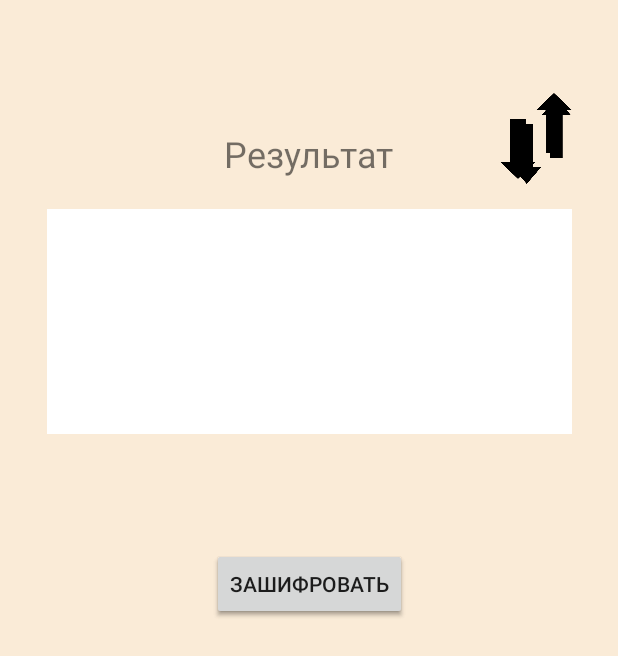
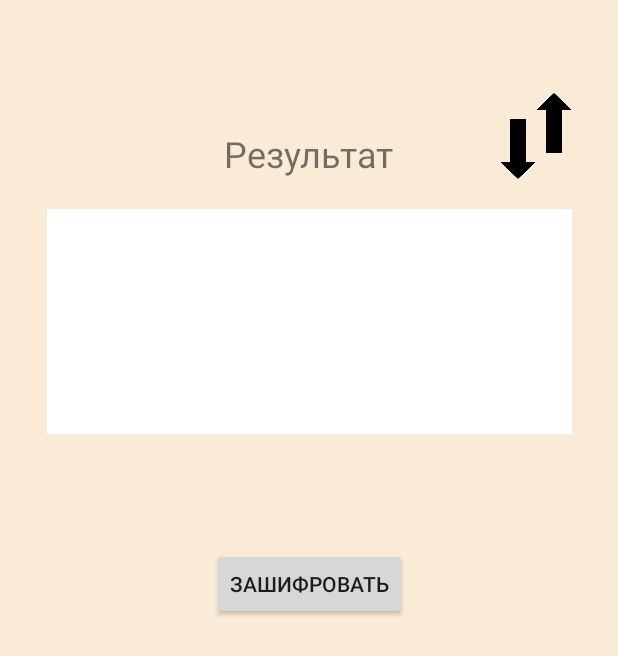
Before and after one commit to TheIzvorg/Encode, an Android app: the EncodeActivity screen opened directly, with no data from a screen before it, on a phone screen of 412 x 824 dp. Shown: the part 440-1096 px from the top of the screen. Run offline under Robolectric (Android 15) with nearby library versions, the light colour scheme and no system bars.

Commit message:
Исправил некоторые неточности

```diff
--- a/app/src/main/java/com/example/encode_isp95vb_rubanov/LogoActivity.java
+++ b/app/src/main/java/com/example/encode_isp95vb_rubanov/LogoActivity.java
@@ -23,18 +23,19 @@ public class LogoActivity extends AppCompatActivity {
         imageView = findViewById(R.id.imageView);
         imageView2 = findViewById(R.id.imageView2);
 
-        Animation animation = AnimationUtils.loadAnimation(LogoActivity.this, R.anim.rotate);
+        Animation animation = AnimationUtils.loadAnimation(this, R.anim.rotate);
         imageView.startAnimation(animation);
-        animation = AnimationUtils.loadAnimation(LogoActivity.this, R.anim.alpha_rotated);
+
+        animation = AnimationUtils.loadAnimation(this, R.anim.alpha_rotated);
         imageView2.startAnimation(animation);
+
         Thread thread = new Thread(){
             public void run(){
                 try {
                     TimeUnit.SECONDS.sleep(5);
                     Intent intent = new Intent(LogoActivity.this, MainActivity.class);
                     startActivity(intent);
-                }
-                catch (Exception e) {
+                } catch (Exception e) {
                     e.printStackTrace();
                 }
             }
--- a/app/src/main/java/com/example/encode_isp95vb_rubanov/MainActivity.java
+++ b/app/src/main/java/com/example/encode_isp95vb_rubanov/MainActivity.java
@@ -32,11 +32,11 @@ public class MainActivity extends AppCompatActivity {
 
     public void LogInToSystem(View view) {
         if (ValidUserData()) {
-            Toast.makeText(this,"Неверный логин или пароль",Toast.LENGTH_LONG).show();
+            Toast.makeText(this,"Неверный логин или пароль",Toast.LENGTH_SHORT).show();
             textBox_Password.setText("");
             return;
         }
-        Intent intent = new Intent(MainActivity.this, MenuActivity.class);
+        Intent intent = new Intent(this, MenuActivity.class);
         startActivity(intent);
     }
 
--- a/app/src/main/java/com/example/encode_isp95vb_rubanov/SettingsActivity.java
+++ b/app/src/main/java/com/example/encode_isp95vb_rubanov/SettingsActivity.java
@@ -128,12 +128,14 @@ public class SettingsActivity extends AppCompatActivity {
                     case 0:
                         setLocale(SettingsActivity.this,"ru");
                         newLang = R.string.RussianLang;
-                        Toast.makeText(SettingsActivity.this, "Выбран Русский язык", Toast.LENGTH_LONG).show();
+                        Toast.makeText(SettingsActivity.this, "Выбран Русский язык",
+                                Toast.LENGTH_LONG).show();
                         break;
                     case 1:
                         setLocale(SettingsActivity.this,"en");
                         newLang = R.string.EnglishLang;
-                        Toast.makeText(SettingsActivity.this, "Choosed English language", Toast.LENGTH_LONG).show();
+                        Toast.makeText(SettingsActivity.this, "Choosed English language",
+                                Toast.LENGTH_LONG).show();
                         break;
                 }
                 Settings.setCurrLocaleResId(newLang);
--- a/app/src/main/res/layout/activity_encode.xml
+++ b/app/src/main/res/layout/activity_encode.xml
@@ -75,18 +75,6 @@
         tools:ignore="SpeakableTextPresentCheck" />
 
     <Button
-        android:id="@+id/btn_CipherAct"
-        android:layout_width="wrap_content"
-        android:layout_height="wrap_content"
-        android:onClick="onClickCipherActBtn"
-        android:text="@string/CipherBtnName1"
-        app:layout_constraintBottom_toBottomOf="parent"
-        app:layout_constraintEnd_toEndOf="parent"
-        app:layout_constraintStart_toStartOf="parent"
-        app:layout_constraintTop_toTopOf="parent"
-        app:layout_constraintVertical_bias="0.849" />
-
-    <Button
         android:id="@+id/btn_Swap"
         android:layout_width="48dp"
         android:layout_height="57dp"
@@ -139,16 +127,4 @@
         app:layout_constraintTop_toTopOf="parent"
         app:layout_constraintVertical_bias="0.849" />
 
-    <Button
-        android:id="@+id/btn_Swap"
-        android:layout_width="39dp"
-        android:layout_height="57dp"
-        android:background="@drawable/swap"
-        app:layout_constraintBottom_toBottomOf="parent"
-        app:layout_constraintEnd_toEndOf="parent"
-        app:layout_constraintHorizontal_bias="0.916"
-        app:layout_constraintStart_toStartOf="parent"
-        app:layout_constraintTop_toTopOf="parent"
-        app:layout_constraintVertical_bias="0.468" />
-
 </androidx.constraintlayout.widget.ConstraintLayout>
```
